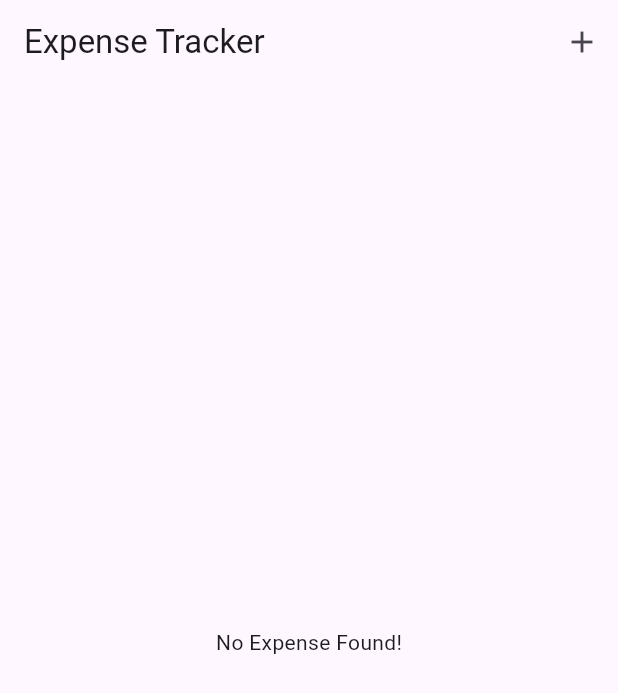
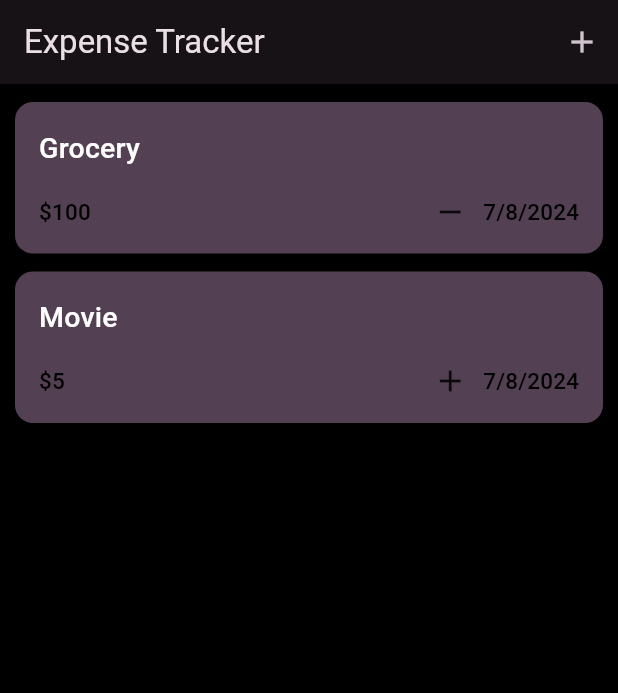
Before and after one commit to Aabis-Ahmed-Hassan/expense_tracker_app, a Flutter app: the screen it shows after launch, on a phone screen of 412 x 824 dp. Shown: the top 693 px of the screen. Run offline on Flutter 3.47's test engine with Material 3 defaults, Android fonts, the phone set to English and light mode, and no system bars.

Commit message:
Done with Light & Dark Theme Mode

```diff
--- a/lib/all_expenses.dart
+++ b/lib/all_expenses.dart
@@ -41,10 +41,7 @@ class AllExpenses extends StatelessWidget {
                         children: [
                           Text(
                             expensesList[index].title,
-                            style: TextStyle(
-                              fontSize: 16,
-                              fontWeight: FontWeight.w500,
-                            ),
+                            style: Theme.of(context).textTheme.titleMedium,
                           ),
                           SizedBox(
                             height: 16,
@@ -55,7 +52,7 @@ class AllExpenses extends StatelessWidget {
                               Expanded(
                                 child: Text(
                                   '\$${expensesList[index].price}',
-                                  style: TextStyle(fontWeight: FontWeight.w500),
+                                  style: Theme.of(context).textTheme.titleSmall,
                                 ),
                               ),
                               Expanded(
@@ -72,6 +69,9 @@ class AllExpenses extends StatelessWidget {
                                     Text(
                                       _dateFormatter
                                           .format(expensesList[index].date),
+                                      style: Theme.of(context)
+                                          .textTheme
+                                          .titleSmall,
                                     ),
                                   ],
                                 ),
--- a/lib/home_screen.dart
+++ b/lib/home_screen.dart
@@ -12,29 +12,12 @@ class HomeScreen extends StatefulWidget {
 }
 
 class _HomeScreenState extends State<HomeScreen> {
-  // List<Expense> _expensesList = [
-  //   Expense(
-  //       title: '1',
-  //       price: 1,
-  //       category: Category.enjoyment,
-  //       date: DateTime.now()),
-  //   Expense(
-  //       title: '2',
-  //       price: 2,
-  //       category: Category.enjoyment,
-  //       date: DateTime.now()),
-  //   Expense(
-  //       title: '3',
-  //       price: 30,
-  //       category: Category.enjoyment,
-  //       date: DateTime.now()),
-  //   Expense(
-  //       title: '4',
-  //       price: 40,
-  //       category: Category.enjoyment,
-  //       date: DateTime.now()),
-  // ];
-  List<Expense> _expensesList = [];
+  List<Expense> _expensesList = [
+
+    Expense(title: 'Grocery', price: 100, category: Category.bills, date: DateTime.now()),
+    Expense(title: 'Movie', price: 5, category: Category.enjoyment, date: DateTime.now()),
+
+  ];
 
   void openBottomModal() {
     showModalBottomSheet(
--- a/lib/main.dart
+++ b/lib/main.dart
@@ -6,11 +6,83 @@ void main() {
 }
 
 class MyApp extends StatelessWidget {
-  const MyApp({super.key});
+  MyApp({super.key});
 
+  var kPrimaryColor = ColorScheme.fromSeed(seedColor: Colors.purple);
+
+  var kDarkColor = ColorScheme.fromSeed(
+      brightness: Brightness.dark, seedColor: Colors.purple);
   @override
   Widget build(BuildContext context) {
     return MaterialApp(
+      debugShowCheckedModeBanner: false,
+      darkTheme: ThemeData().copyWith(
+        colorScheme: kDarkColor,
+        scaffoldBackgroundColor: Colors.black,
+        cardTheme: CardTheme().copyWith(
+          color: kDarkColor.secondaryContainer,
+          margin: EdgeInsets.only(
+            top: 12,
+          ),
+        ),
+        textTheme: TextTheme().copyWith(
+          titleMedium: TextStyle(
+            fontSize: 19,
+            fontWeight: FontWeight.w500,
+          ),
+          titleSmall: TextStyle(
+            fontSize: 15,
+            fontWeight: FontWeight.w500,
+            color: Colors.black,
+          ),
+        ),
+        elevatedButtonTheme: ElevatedButtonThemeData(
+          style: ButtonStyle(
+            backgroundColor: MaterialStateProperty.all(
+              kDarkColor.secondaryContainer,
+            ),
+            foregroundColor: MaterialStateProperty.all(
+              kDarkColor.onSecondaryContainer,
+            ),
+          ),
+        ),
+      ),
+      theme: ThemeData().copyWith(
+        colorScheme: kPrimaryColor,
+        appBarTheme: AppBarTheme().copyWith(
+          backgroundColor: kPrimaryColor.primary,
+          foregroundColor: Colors.white,
+        ),
+        cardTheme: CardTheme().copyWith(
+          color: kPrimaryColor.secondaryContainer,
+          margin: EdgeInsets.only(
+            top: 12,
+          ),
+        ),
+        textTheme: TextTheme().copyWith(
+          titleMedium: TextStyle(
+            fontSize: 19,
+            fontWeight: FontWeight.w500,
+            color: Colors.black,
+          ),
+          titleSmall: TextStyle(
+            fontSize: 15,
+            fontWeight: FontWeight.w500,
+            color: Colors.black,
+          ),
+        ),
+        elevatedButtonTheme: ElevatedButtonThemeData(
+          style: ButtonStyle(
+            backgroundColor: MaterialStateProperty.all(
+              kPrimaryColor.primaryContainer,
+            ),
+            foregroundColor: MaterialStateProperty.all(
+              kPrimaryColor.onPrimaryContainer,
+            ),
+          ),
+        ),
+      ),
+      themeMode: ThemeMode.dark,
       home: HomeScreen(),
     );
   }
```
